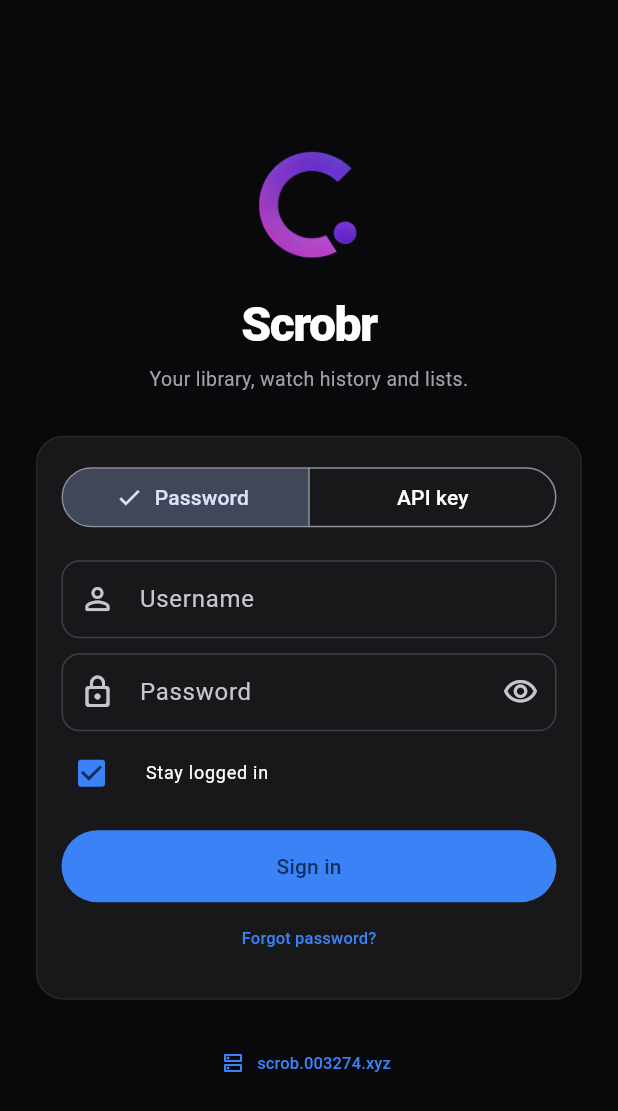
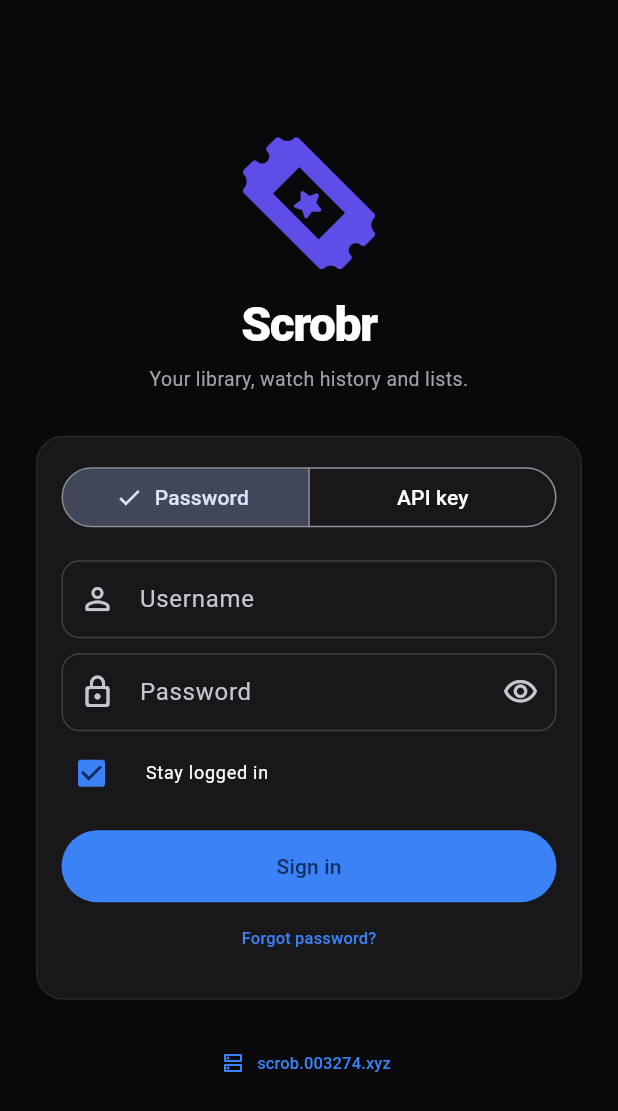
Before and after one commit to driftywinds/scrobr, a Flutter app: the screen it shows after launch, on a phone screen of 412 x 824 dp. Shown: the top 1111 px of the screen. Run offline on Flutter 3.47's test engine with Material 3 defaults, Android fonts, the phone set to English and light mode, and no system bars; our stand-ins replace file_picker, flutter_svg, material_ui, share_plus, shared_preferences; network calls fail.

Commit message:
feat: use Scrobr SVG logo and app icon

```diff
--- a/lib/screens/login_screen.dart
+++ b/lib/screens/login_screen.dart
@@ -1,4 +1,5 @@
 import 'package:flutter/services.dart';
+import 'package:flutter_svg/flutter_svg.dart';
 import 'package:material_ui/material_ui.dart';
 
 import '../core/api.dart';
@@ -273,11 +274,11 @@ class _LoginScreenState extends State<LoginScreen> {
                 crossAxisAlignment: CrossAxisAlignment.stretch,
                 children: [
                   Center(
-                    child: Image.asset(
-                      'assets/scrob.png',
+                    child: SvgPicture.asset(
+                      'assets/scrobr.svg',
                       width: 88,
                       height: 88,
-                      errorBuilder: (_, __, ___) => const Icon(
+                      placeholderBuilder: (_) => const Icon(
                         Icons.movie_filter_rounded,
                         size: 80,
                         color: kAccent,
--- a/pubspec.yaml
+++ b/pubspec.yaml
@@ -43,6 +43,7 @@ dependencies:
   path_provider: ^2.1.6
   file_picker: ^13.3.3
   http_parser: ^4.1.2
+  flutter_svg: ^2.4.0
 
 dev_dependencies:
   flutter_test:
@@ -67,7 +68,8 @@ flutter:
   uses-material-design: true
 
   assets:
-    - assets/scrob.png
+    - assets/scrobr.svg
+    - assets/scrobr-app.svg
 
   # To add assets to your application, add an assets section, like this:
   # assets:
```
Also changed, not shown: lib/screens/about_screen.dart (+4 -3 lines), lib/screens/home_screen.dart (+5 -3 lines), assets/scrob.png (deleted), assets/scrobr-app.svg (added), assets/scrobr.svg (added), pubspec.lock, 5 other files.
